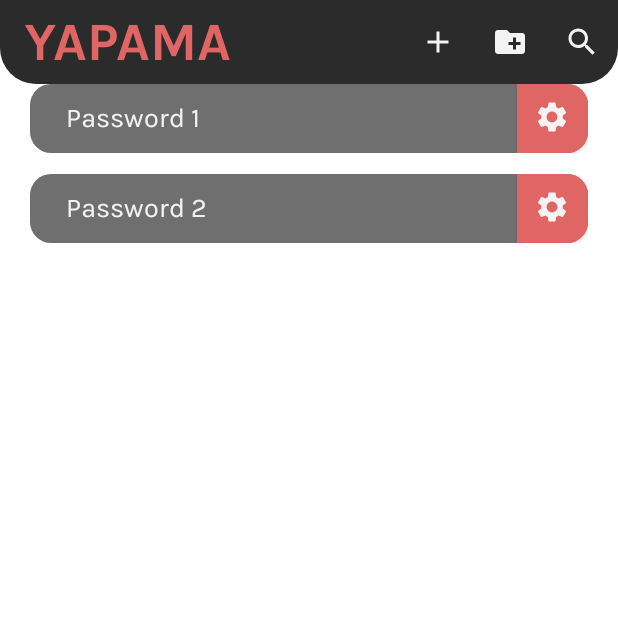
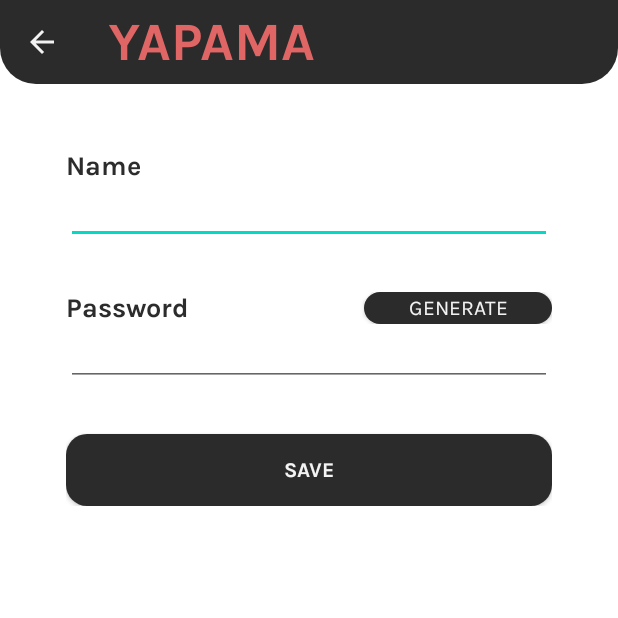
Before and after one commit to rewelcabiles/Yapama, an Android app: the PasswordListActivity screen opened directly, with no data from a screen before it, after a tap on "New Password", on a phone screen of 412 x 824 dp, the top half of it. Run offline under Robolectric (Android 15) with nearby library versions, the phone set to English and light mode, and no system bars.

Commit message:
Added back button to action/tool bar. Created UI for add_password activity. Fixed button text colors, and font size in setup activity.

```diff
--- a/app/src/main/AndroidManifest.xml
+++ b/app/src/main/AndroidManifest.xml
@@ -3,7 +3,6 @@
     package="com.rewelcabiles.yapama3">
 
     <uses-permission android:name="android.permission.WAKE_LOCK" />
-
 
     <application
         android:allowBackup="true"
@@ -12,11 +11,10 @@
         android:roundIcon="@mipmap/ic_launcher_round"
         android:supportsRtl="true"
         android:theme="@style/Theme.Yapama3">
-
-
+        <activity android:name=".passwordAdd.addPasswordActivity"></activity>
         <activity
             android:name=".passwordList.PasswordListActivity"
-            android:label="@string/title_activity_password_list"></activity>
+            android:label="@string/title_activity_password_list" />
         <activity android:name=".landing.MainActivity">
             <intent-filter>
                 <action android:name="android.intent.action.MAIN" />
--- /dev/null
+++ b/app/src/main/java/com/rewelcabiles/yapama3/passwordAdd/addPasswordActivity.java
@@ -0,0 +1,65 @@
+package com.rewelcabiles.yapama3.passwordAdd;
+
+import androidx.annotation.NonNull;
+import androidx.appcompat.app.ActionBar;
+import androidx.appcompat.app.AppCompatActivity;
+import androidx.appcompat.widget.AppCompatButton;
+import androidx.appcompat.widget.Toolbar;
+
+import android.os.Bundle;
+import android.view.Menu;
+import android.view.MenuInflater;
+import android.view.MenuItem;
+import android.widget.Toast;
+
+import com.rewelcabiles.yapama3.R;
+
+public class addPasswordActivity extends AppCompatActivity {
+
+    @Override
+    protected void onCreate(Bundle savedInstanceState) {
+        super.onCreate(savedInstanceState);
+        setContentView(R.layout.activity_add_password);
+
+        Toolbar toolbar = (Toolbar) findViewById(R.id.main_toolbar);
+
+        setSupportActionBar(toolbar);
+        ActionBar tBar = getSupportActionBar();
+        tBar.setDisplayShowTitleEnabled(false);
+        tBar.setDisplayHomeAsUpEnabled(true);
+    }
+    @Override
+    public boolean onOptionsItemSelected(@NonNull MenuItem item) {
+        switch (item.getItemId()) {
+            case android.R.id.home:
+                this.finish();
+                return true;
+
+            case R.id.button_new_folder:
+                Toast.makeText(getApplicationContext(), "Feature In Progress", Toast.LENGTH_LONG).show();
+                return true;
+            case R.id.button_search:
+                Toast.makeText(getApplicationContext(), "Feature In Proagress", Toast.LENGTH_LONG).show();
+                return true;
+
+            case R.id.button_new_password:
+                Toast.makeText(getApplicationContext(), "Feature In Progdess", Toast.LENGTH_LONG).show();
+                return true;
+
+
+            default:
+                // If we got here, the user's action was not recognized.
+                // Invoke the superclass to handle it.
+                return super.onOptionsItemSelected(item);
+
+        }
+
+    }
+
+    @Override
+    public boolean onCreateOptionsMenu(Menu menu){
+//        MenuInflater inflater = getMenuInflater();
+//        inflater.inflate(R.menu.add_menu, menu);
+        return true;
+    }
+}
--- a/app/src/main/java/com/rewelcabiles/yapama3/passwordList/PasswordListActivity.java
+++ b/app/src/main/java/com/rewelcabiles/yapama3/passwordList/PasswordListActivity.java
@@ -1,5 +1,6 @@
 package com.rewelcabiles.yapama3.passwordList;
 
+import android.content.Intent;
 import android.os.Bundle;
 
 import android.view.Menu;
@@ -10,6 +11,7 @@ import android.widget.TextView;
 import android.widget.Toast;
 
 import androidx.annotation.NonNull;
+import androidx.appcompat.app.ActionBar;
 import androidx.appcompat.app.AppCompatActivity;
 import androidx.appcompat.widget.AppCompatButton;
 import androidx.appcompat.widget.Toolbar;
@@ -18,6 +20,7 @@ import androidx.recyclerview.widget.LinearLayoutManager;
 import androidx.recyclerview.widget.RecyclerView;
 
 import com.rewelcabiles.yapama3.R;
+import com.rewelcabiles.yapama3.passwordAdd.addPasswordActivity;
 
 import java.util.ArrayList;
 import java.util.List;
@@ -37,13 +40,9 @@ public class PasswordListActivity extends AppCompatActivity {
 
         //Action Bar Stuff
         Toolbar toolbar = (Toolbar) findViewById(R.id.main_toolbar);
-        AppCompatButton add_pass_button = findViewById(R.id.button_new_password);
-        AppCompatButton add_folder_button = findViewById(R.id.button_new_folder);
-        AppCompatButton search_button = findViewById(R.id.button_search);
-
         setSupportActionBar(toolbar);
-        getSupportActionBar().setDisplayShowTitleEnabled(false);
-
+        ActionBar tbar = getSupportActionBar();
+        tbar.setDisplayShowTitleEnabled(false);
 
 
 
@@ -71,6 +70,10 @@ public class PasswordListActivity extends AppCompatActivity {
     @Override
     public boolean onOptionsItemSelected(@NonNull MenuItem item) {
         switch (item.getItemId()) {
+            case android.R.id.home:
+                this.finish();
+                return true;
+
             case R.id.button_new_folder:
                 Toast.makeText(getApplicationContext(), "Feature In Progress", Toast.LENGTH_LONG).show();
                 return true;
@@ -79,8 +82,10 @@ public class PasswordListActivity extends AppCompatActivity {
                 return true;
 
             case R.id.button_new_password:
-                Toast.makeText(getApplicationContext(), "Feature In Progdess", Toast.LENGTH_LONG).show();
+                Intent intent = new Intent(this, addPasswordActivity.class);
+                startActivity(intent);
                 return true;
+
 
             default:
                 // If we got here, the user's action was not recognized.
--- /dev/null
+++ b/app/src/main/res/drawable/generate_button.xml
@@ -0,0 +1,9 @@
+<?xml version="1.0" encoding="utf-8"?>
+<shape xmlns:android="http://schemas.android.com/apk/res/android" android:shape="rectangle" >
+    <corners
+        android:radius="14dp"
+        />
+    <solid
+        android:color="@color/toolbar_bg"
+        />
+</shape>
--- /dev/null
+++ b/app/src/main/res/layout/activity_add_password.xml
@@ -0,0 +1,72 @@
+<?xml version="1.0" encoding="utf-8"?>
+<LinearLayout xmlns:android="http://schemas.android.com/apk/res/android"
+    xmlns:app="http://schemas.android.com/apk/res-auto"
+    xmlns:tools="http://schemas.android.com/tools"
+    android:layout_width="match_parent"
+    android:layout_height="match_parent"
+    android:orientation="vertical"
+    tools:context=".passwordAdd.addPasswordActivity">
+    <include layout="@layout/toolbar_main"/>
+    <LinearLayout
+        android:orientation="vertical"
+        android:layout_width="match_parent"
+        android:layout_height="wrap_content"
+        android:padding="44sp">
+
+        <TextView
+            android:layout_width="match_parent"
+            android:layout_height="wrap_content"
+            android:text="Name"
+            android:fontFamily="@font/karla_bold"
+            android:textColor="@color/text_main_day"
+            android:textSize="18sp" />
+        <EditText
+            android:id="@+id/input_name"
+            android:layout_width="match_parent"
+            android:textColor="@color/text_main_day"
+            android:layout_height="wrap_content"/>
+        <LinearLayout
+            android:orientation="horizontal"
+            android:layout_width="match_parent"
+            android:layout_height="wrap_content"
+            android:layout_marginTop="32sp"
+            >
+
+
+            <TextView
+                android:layout_width="wrap_content"
+                android:layout_height="wrap_content"
+                android:layout_gravity="start|center_vertical"
+                android:layout_weight="1"
+                android:fontFamily="@font/karla_bold"
+                android:text="Password"
+                android:textColor="@color/text_main_day"
+                android:textSize="18sp" />
+
+            <androidx.appcompat.widget.AppCompatButton
+                android:id="@+id/generate_button"
+                android:layout_width="wrap_content"
+                android:layout_height="match_parent"
+                android:layout_gravity="end"
+                android:background="@drawable/generate_button"
+                android:height="28sp"
+                android:width="125sp"
+                android:text="Generate"
+                android:textColor="@color/text_main"/>
+        </LinearLayout>
+        <EditText
+            android:id="@+id/input_password"
+            android:layout_width="match_parent"
+            android:textColor="@color/text_main_day"
+            android:layout_height="wrap_content"/>
+        <androidx.appcompat.widget.AppCompatButton
+            android:layout_marginTop="32sp"
+            android:layout_width="match_parent"
+            android:layout_height="match_parent"
+            android:layout_gravity="end"
+            android:background="@drawable/generate_button"
+            android:text="Save"
+            android:textColor="@color/text_main"
+            android:fontFamily="@font/karla_bold"/>
+    </LinearLayout>
+</LinearLayout>
--- a/app/src/main/res/layout/toolbar_main.xml
+++ b/app/src/main/res/layout/toolbar_main.xml
@@ -8,7 +8,7 @@
     android:backgroundTint="@color/toolbar_bg"
     android:minHeight="?attr/actionBarSize"
     android:textAlignment="center"
-    android:theme="?attr/actionBarTheme"
+    android:theme="@style/toolbar_style"
     android:gravity="center">
     <!--
     <androidx.appcompat.widget.AppCompatButton
--- a/app/src/main/res/values/themes.xml
+++ b/app/src/main/res/values/themes.xml
@@ -12,7 +12,7 @@
     <style name="toolbar_style">
         <item name="android:background">@color/toolbar_bg</item>
         <item name="android:textAlignment">center</item>
-
+        <item name="colorControlNormal">@color/text_main</item>
     </style>
     <style name="MyActionButtonOverflow" parent="android:style/Widget.Holo.Light.ActionButton.Overflow">
         <item name="android:src">@drawable/ic_baseline_add_24</item>
```
Also changed, not shown: app/src/main/res/layout/fragment_setup1.xml (+6 -6 lines), app/src/main/res/layout/fragment_setup2.xml (+6 -6 lines).
